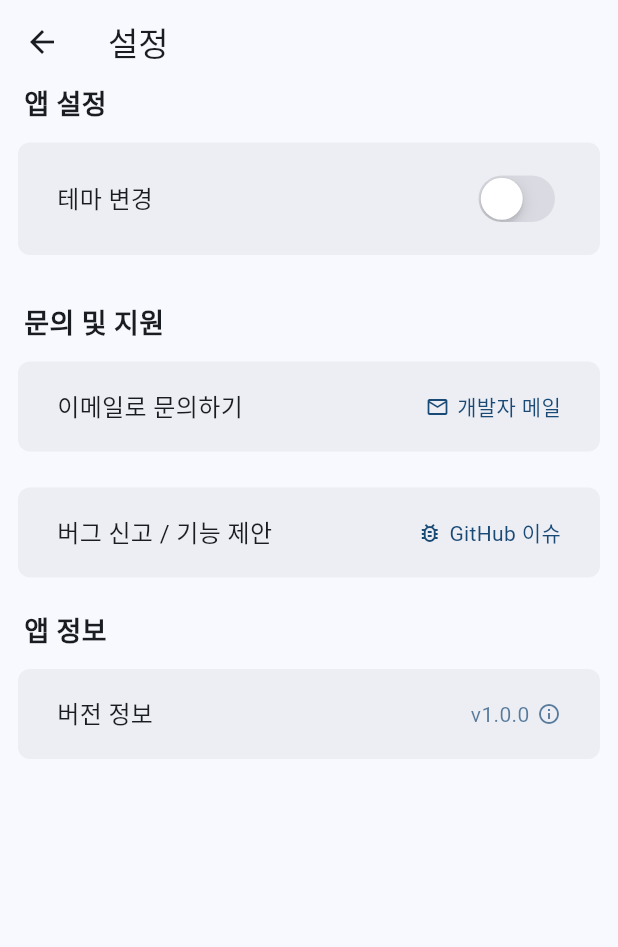
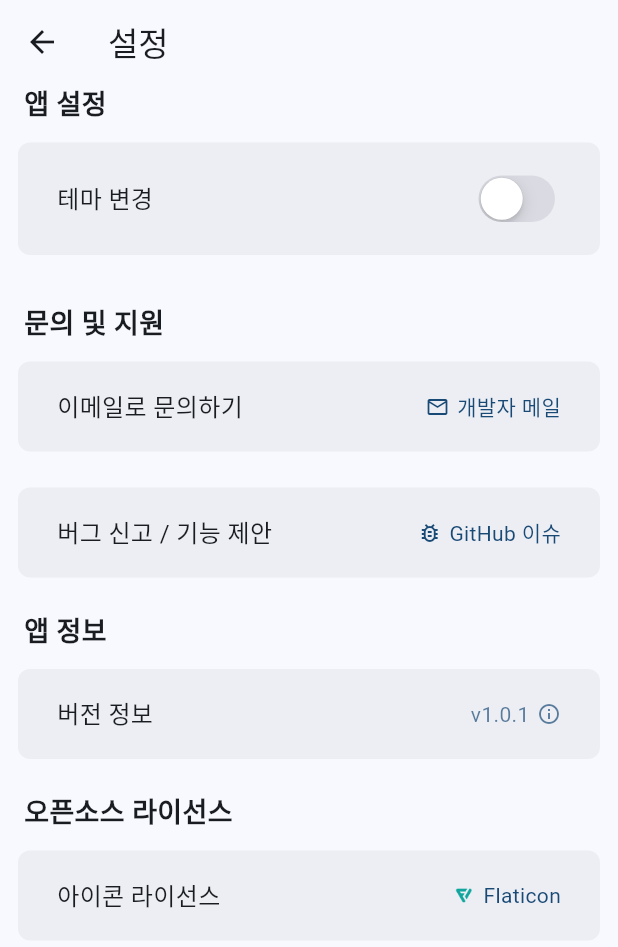
Before and after one commit to codehooni/daeja, a Flutter app: the SettingsPage screen opened directly, on a phone screen of 412 x 824 dp. Shown: the top 947 px of the screen. Run offline on Flutter 3.47's test engine with Material 3 defaults, Android fonts, the phone set to English and light mode, and no system bars; our stand-ins replace flutter_dotenv, flutter_svg, geolocator, location, share_plus; missing offline and left inert: flutter_naver_map, map_launcher.

Commit message:
feat: v1.0.1 릴리스 준비 - UI 개선 및 라이선스 추가
- FloatingActionButton 아이콘을 주차 이미지로 변경
- SettingsPage에 Flaticon 라이선스 크레딧 추가
- 앱 버전 1.0.1로 업데이트
- 앱 런처 아이콘 배경색 변경 (#6D9BC3)
- assets/icons/ 디렉토리를 pubspec.yaml에 등록

🤖 Generated with [Claude Code](https://claude.com/claude-code)

Co-Authored-By: Claude <noreply@anthropic.com>

```diff
--- a/lib/helper/launch_map_helper.dart
+++ b/lib/helper/launch_map_helper.dart
@@ -1,3 +1,4 @@
+import 'package:daeja/dialogs/dialogs.dart';
 import 'package:map_launcher/map_launcher.dart';
 import 'package:flutter/material.dart';
 import 'package:flutter_svg/flutter_svg.dart';
@@ -23,11 +24,7 @@ class LaunchMapHelper {
 
     if (filteredMaps.isEmpty) {
       if (context.mounted) {
-        ScaffoldMessenger.of(context).showSnackBar(
-          const SnackBar(
-            content: Text('네이버맵, 티맵, 카카오맵 중 하나를 설치해주세요'),
-          ),
-        );
+        Dialogs.showErrorDialog(context, '네이버맵, 티맵, 카카오맵 중 하나를 설치해주세요');
       }
       return;
     }
@@ -52,7 +49,12 @@ class LaunchMapHelper {
       backgroundColor: Colors.transparent,
       builder: (BuildContext context) {
         return Container(
-          padding: const EdgeInsets.only(top: 4, left: 16, right: 16, bottom: 48),
+          padding: const EdgeInsets.only(
+            top: 4,
+            left: 16,
+            right: 16,
+            bottom: 48,
+          ),
           decoration: BoxDecoration(
             color: Theme.of(context).colorScheme.primaryContainer,
             borderRadius: const BorderRadius.vertical(top: Radius.circular(16)),
@@ -113,8 +115,10 @@ class LaunchMapHelper {
                       onTap: () async {
                         Navigator.of(context).pop();
                         await map.showDirections(
-                          destination:
-                              Coords(destinationLatitude, destinationLongitude),
+                          destination: Coords(
+                            destinationLatitude,
+                            destinationLongitude,
+                          ),
                           destinationTitle: destinationTitle,
                           origin: Coords(originLatitude, originLongitude),
                           directionsMode: DirectionsMode.driving,
@@ -125,11 +129,7 @@ class LaunchMapHelper {
                         child: Row(
                           children: [
                             if (iconPath.isNotEmpty)
-                              SvgPicture.asset(
-                                iconPath,
-                                width: 32,
-                                height: 32,
-                              )
+                              SvgPicture.asset(iconPath, width: 32, height: 32)
                             else
                               Icon(
                                 Icons.map,
@@ -142,17 +142,17 @@ class LaunchMapHelper {
                                 style: TextStyle(
                                   fontSize: 16,
                                   fontWeight: FontWeight.w500,
-                                  color:
-                                      Theme.of(context).colorScheme.onSurface,
+                                  color: Theme.of(
+                                    context,
+                                  ).colorScheme.onSurface,
                                 ),
                               ),
                             ),
                             Icon(
                               Icons.chevron_right,
-                              color: Theme.of(context)
-                                  .colorScheme
-                                  .onSurface
-                                  .withOpacity(0.5),
+                              color: Theme.of(
+                                context,
+                              ).colorScheme.onSurface.withOpacity(0.5),
                             ),
                           ],
                         ),
--- a/lib/pages/settings_page.dart
+++ b/lib/pages/settings_page.dart
@@ -121,7 +121,8 @@ class _SettingsPageState extends State<SettingsPage> {
     final emailUri = Uri(
       scheme: 'mailto',
       path: _developerEmail,
-      query: 'subject=${Uri.encodeComponent('대제주 앱 문의')}&body=${Uri.encodeComponent('안녕하세요!\n\n문의 내용:\n\n\n---\n앱 버전: v1.0.0\n기기 정보: ${Theme.of(context).platform}')}',
+      query:
+          'subject=${Uri.encodeComponent('대제주 앱 문의')}&body=${Uri.encodeComponent('안녕하세요!\n\n문의 내용:\n\n\n---\n앱 버전: v1.0.0\n기기 정보: ${Theme.of(context).platform}')}',
     );
 
     try {
@@ -147,6 +148,23 @@ class _SettingsPageState extends State<SettingsPage> {
       }
     } catch (e) {
       _showErrorSnackBar('GitHub 페이지를 열 수 없습니다.');
+    }
+  }
+
+  // Flaticon 페이지 열기
+  Future<void> _openFlaticon() async {
+    final flaticonUri = Uri.parse(
+      'https://www.flaticon.com/free-icons/bicycle-parking',
+    );
+
+    try {
+      if (await canLaunchUrl(flaticonUri)) {
+        await launchUrl(flaticonUri, mode: LaunchMode.externalApplication);
+      } else {
+        _showErrorSnackBar('브라우저를 열 수 없습니다.');
+      }
+    } catch (e) {
+      _showErrorSnackBar('Flaticon 페이지를 열 수 없습니다.');
     }
   }
 
@@ -240,16 +258,48 @@ class _SettingsPageState extends State<SettingsPage> {
               text: '버전 정보',
               item: Row(
                 children: [
-                  'v1.0.0'.text
-                      .color(Theme.of(context).colorScheme.onPrimaryContainer.withOpacity(0.7))
+                  'v1.0.1'.text
+                      .color(
+                        Theme.of(
+                          context,
+                        ).colorScheme.onPrimaryContainer.withOpacity(0.7),
+                      )
                       .make(),
                   width5,
                   Icon(
                     Icons.info_outline,
                     size: 16,
-                    color: Theme.of(context).colorScheme.onPrimaryContainer.withOpacity(0.7),
+                    color: Theme.of(
+                      context,
+                    ).colorScheme.onPrimaryContainer.withOpacity(0.7),
                   ),
                 ],
+              ),
+            ),
+
+            // 오픈소스 라이선스
+            height10,
+            '오픈소스 라이선스'.text.size(18.0).bold.make().p(l: 16.0),
+            MySettingContainer(
+              text: '아이콘 라이선스',
+              item: Tap(
+                onTap: () => _openFlaticon(),
+                child: Row(
+                  children: [
+                    SizedBox(
+                      width: 16,
+                      height: 16,
+                      child: Image.asset(
+                        'assets/icons/flaticon.png',
+                        fit: BoxFit.contain,
+                      ),
+                    ),
+                    width5,
+                    'Flaticon'.text
+                        .color(Theme.of(context).colorScheme.onPrimaryContainer)
+                        .make(),
+                  ],
+                ),
               ),
             ),
           ],
```
Also changed, not shown: lib/pages/main_page.dart (+8 -5 lines), pubspec.yaml (+5 -4 lines), assets/icons/app_icon.png (added), assets/icons/flaticon.png (added), assets/icons/icon.png (deleted), assets/icons/parked-car.png (added), 32 other files.
